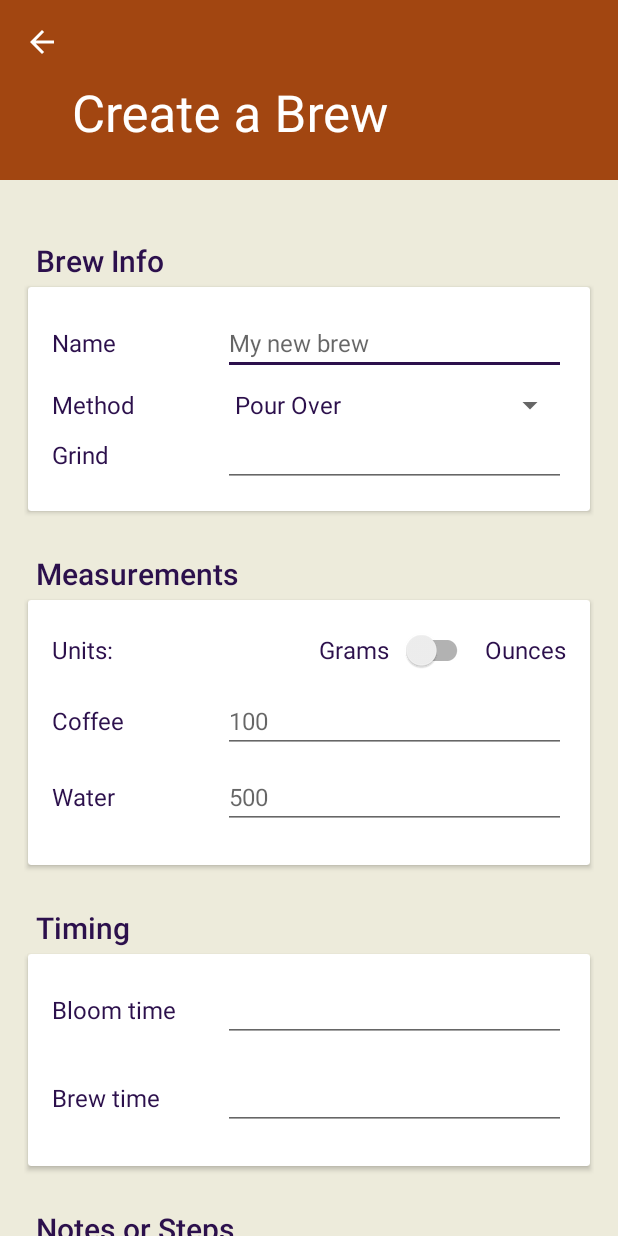
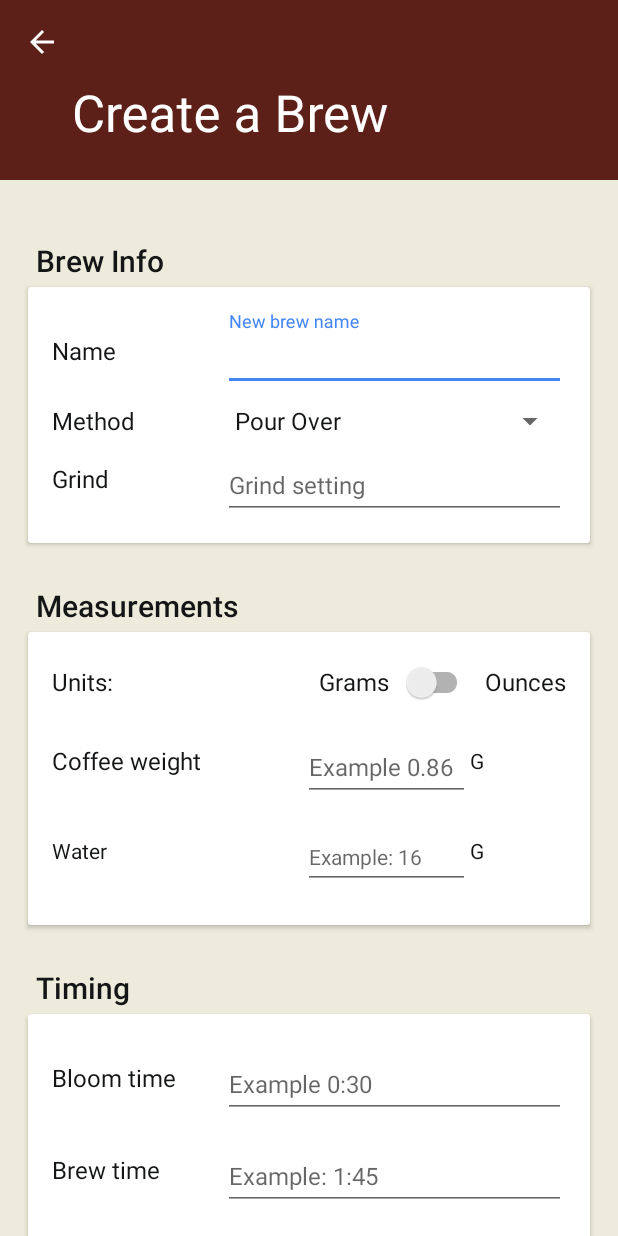
Before and after one commit to PeterEpsteen/CoffeeJournal, an Android app: the AddBrew screen opened directly, with no data from a screen before it, on a phone screen of 412 x 824 dp. Run offline under Robolectric (Android 15) with nearby library versions, the phone set to English and light mode, and no system bars.

Commit message:
Testing icons

```diff
--- a/app/build.gradle
+++ b/app/build.gradle
@@ -10,6 +10,7 @@ android {
         versionName "1.0"
         testInstrumentationRunner "android.support.test.runner.AndroidJUnitRunner"
         vectorDrawables.useSupportLibrary = true
+
     }
     buildTypes {
         release {
--- a/app/src/main/java/com/example/peter/coffeejournal/AddBrew.java
+++ b/app/src/main/java/com/example/peter/coffeejournal/AddBrew.java
@@ -2,6 +2,8 @@ package com.example.peter.coffeejournal;
 
 import android.content.Context;
 import android.content.Intent;
+import android.support.design.widget.TextInputLayout;
+import android.support.v4.widget.NestedScrollView;
 import android.support.v7.app.ActionBar;
 import android.support.v7.app.AppCompatActivity;
 import android.os.Bundle;
@@ -10,13 +12,18 @@ import android.util.Log;
 import android.view.Gravity;
 import android.view.View;
 import android.view.ViewGroup;
+import android.view.inputmethod.InputMethodManager;
 import android.widget.AdapterView;
 import android.widget.ArrayAdapter;
 import android.widget.Button;
+import android.widget.CompoundButton;
 import android.widget.EditText;
 import android.widget.Spinner;
+import android.widget.TextView;
 import android.widget.Toast;
 import android.widget.Toolbar;
+
+import org.w3c.dom.Text;
 
 public class AddBrew extends AppCompatActivity implements View.OnClickListener {
 
@@ -25,6 +32,21 @@ public class AddBrew extends AppCompatActivity implements View.OnClickListener {
     int ratio, brewTime, bloomTime, metric, icon;
     DBOperator db;
     double waterUnits, coffeeUnits;
+    SwitchCompat metricEdit;
+    TextView dynamicWaterUnitsTv, dynamicCoffeeUnitsTv;
+    NestedScrollView nsv;
+    EditText nameEdit;
+    EditText grindEdit;
+    EditText notesEdit;
+    EditText coffeeEdit;
+    EditText waterEdit;
+    EditText brewTimeEdit;
+    EditText bloomTimeEdit;
+    TextInputLayout nameTI;
+    TextInputLayout coffeeWeightTI;
+    TextInputLayout waterWeightTI;
+    TextView nameTextView;
+
 
     @Override
     protected void onCreate(Bundle savedInstanceState) {
@@ -41,8 +63,41 @@ public class AddBrew extends AppCompatActivity implements View.OnClickListener {
         getSupportActionBar().setDisplayHomeAsUpEnabled(true);
         getSupportActionBar().setDisplayShowHomeEnabled(true);
 
+        nsv = findViewById(R.id.nested_scrollview);
         Button btn = findViewById(R.id.add_brew_button);
         btn.setOnClickListener(this);
+
+        //Initialize all settings for BrewRecipe obj
+        //Get all edit texts
+         nameEdit = findViewById(R.id.recipe_name_edit);
+         grindEdit = findViewById(R.id.grind_edit);
+         notesEdit = findViewById(R.id.notes_edit);
+         coffeeEdit = findViewById(R.id.coffee_amount_edit);
+         waterEdit = findViewById(R.id.water_amount_edit);
+         brewTimeEdit = findViewById(R.id.brew_time_edit);
+         bloomTimeEdit = findViewById(R.id.bloom_time_edit);
+         nameTI = findViewById(R.id.name_text_input_layout);
+         coffeeWeightTI = findViewById(R.id.coffee_weight_textinput);
+         waterWeightTI = findViewById(R.id.water_weight_textinput);
+        nameTextView = findViewById(R.id.recipe_name_tv);
+
+         dynamicWaterUnitsTv = findViewById(R.id.dynamic_water_units_text_view);
+        dynamicCoffeeUnitsTv = findViewById(R.id.dynamic_coffee_units_text_view);
+        metricEdit = findViewById(R.id.metric_edit);
+        metricEdit.setOnCheckedChangeListener(new CompoundButton.OnCheckedChangeListener() {
+            @Override
+            public void onCheckedChanged(CompoundButton buttonView, boolean isChecked) {
+                if (isChecked) {
+                    dynamicCoffeeUnitsTv.setText("Oz");
+                    dynamicWaterUnitsTv.setText("Oz");
+                }
+
+                else {
+                    dynamicWaterUnitsTv.setText("G");
+                    dynamicCoffeeUnitsTv.setText("G");
+                }
+            }
+        });
 
         Spinner spinner = findViewById(R.id.brew_method_spinner);
 // Create an ArrayAdapter using the string array and a default spinner layout
@@ -69,16 +124,8 @@ public class AddBrew extends AppCompatActivity implements View.OnClickListener {
 
     @Override
     public void onClick(View v) {
-        //Initialize all settings for BrewRecipe obj
-        //Get all edit texts
-        EditText nameEdit = findViewById(R.id.recipe_name_edit);
-        EditText grindEdit = findViewById(R.id.grind_edit);
-        EditText notesEdit = findViewById(R.id.notes_edit);
-        SwitchCompat metricEdit = findViewById(R.id.metric_edit);
-        EditText coffeeEdit = findViewById(R.id.coffee_amount_edit);
-        EditText waterEdit = findViewById(R.id.water_amount_edit);
-        EditText brewTimeEdit = findViewById(R.id.brew_time_edit);
-        EditText bloomTimeEdit = findViewById(R.id.bloom_time_edit);
+
+
 
         Context context = getApplicationContext();
         int duration = Toast.LENGTH_LONG;
@@ -86,9 +133,18 @@ public class AddBrew extends AppCompatActivity implements View.OnClickListener {
         name = nameEdit.getText().toString();
 
         if(name.equals("")) {
-            CharSequence text = "Please enter a valid brew name.";
-            Toast toast = Toast.makeText(context, text, duration);
-            toast.show();
+            //Request focus to text view and pop keyboard up
+            nsv.scrollTo(0,0);
+            nameEdit.requestFocus();
+            nameTI.setError("Brew name required!");
+            nameEdit.postDelayed(new Runnable() {
+                @Override
+                public void run() {
+                    InputMethodManager keyboard = (InputMethodManager)
+                            getSystemService(Context.INPUT_METHOD_SERVICE);
+                    keyboard.showSoftInput(nameEdit, 0);
+                }
+            },200);
         }
         else {
             //Spinner selection is handled in onItemSelected above
@@ -101,15 +157,29 @@ public class AddBrew extends AppCompatActivity implements View.OnClickListener {
             String coffeeUnitsString = coffeeEdit.getText().toString();
             String waterUnitsString = waterEdit.getText().toString();
             if(coffeeUnitsString.equals("")) {
-                CharSequence text = "Please enter amount of coffee.";
-                Toast toast = Toast.makeText(context, text, duration);
-                toast.show();
+                coffeeWeightTI.setError("Coffee weight required!");
+                coffeeEdit.requestFocus();
+                coffeeEdit.postDelayed(new Runnable() {
+                    @Override
+                    public void run() {
+                        InputMethodManager keyboard = (InputMethodManager)
+                                getSystemService(Context.INPUT_METHOD_SERVICE);
+                        keyboard.showSoftInput(coffeeEdit, 0);
+                    }
+                },200);
                 return;
             }
             if(waterUnitsString.equals("")) {
-                CharSequence text = "Please enter amount of water.";
-                Toast toast = Toast.makeText(context, text, duration);
-                toast.show();
+                waterEdit.requestFocus();
+                waterWeightTI.setError("Water weight required!");
+                waterEdit.postDelayed(new Runnable() {
+                    @Override
+                    public void run() {
+                        InputMethodManager keyboard = (InputMethodManager)
+                                getSystemService(Context.INPUT_METHOD_SERVICE);
+                        keyboard.showSoftInput(waterEdit, 0);
+                    }
+                },200);
                 return;
             }
 
@@ -117,6 +187,7 @@ public class AddBrew extends AppCompatActivity implements View.OnClickListener {
             waterUnits = Double.parseDouble(waterEdit.getText().toString());
             brewTime = 0;
             String timeString = brewTimeEdit.getText().toString();
+
             if(!timeString.equals("")) {
                 String[] array1 = timeString.split(":");
                 if (array1.length > 1 && !array1[0].equals("")) {
--- a/app/src/main/java/com/example/peter/coffeejournal/BrewRecipe.java
+++ b/app/src/main/java/com/example/peter/coffeejournal/BrewRecipe.java
@@ -70,10 +70,10 @@ public class BrewRecipe {
     public int getIcon() {
         switch (brewMethod) {
             case "Pour Over":
-                icon = R.drawable.pour_over;
+                icon = R.drawable.pour_over_circle;
                 break;
             case "French Press":
-                icon = R.drawable.french_press;
+                icon = R.drawable.french_press_circle;
                 break;
             case "Chemex":
                 icon = R.drawable.chemex;
@@ -88,7 +88,7 @@ public class BrewRecipe {
                 icon = R.drawable.moka;
                 break;
             default:
-                icon = R.drawable.pour_over;
+                icon = R.drawable.pour_over_circle;
                 break;
 
         }
--- a/app/src/main/res/layout/activity_add_brew.xml
+++ b/app/src/main/res/layout/activity_add_brew.xml
@@ -47,6 +47,7 @@
         android:layout_weight="1"
         app:layout_behavior="@string/appbar_scrolling_view_behavior"
         android:clipToPadding="false"
+        android:id="@+id/nested_scrollview"
         >
 
     <LinearLayout
@@ -79,7 +80,8 @@
             <LinearLayout
                 android:layout_width="match_parent"
                 android:layout_height="wrap_content"
-                android:orientation="horizontal">
+                android:orientation="horizontal"
+                android:gravity="center">
 
                 <TextView
                     android:id="@+id/recipe_name_tv"
@@ -88,18 +90,27 @@
                     android:layout_weight="1"
                     android:layout_height="wrap_content"
                     android:text= "Name"
-
                     />
 
+                <android.support.design.widget.TextInputLayout
+                    android:layout_width="0dp"
+                    android:layout_weight="2"
+                    android:layout_height="wrap_content"
+                    android:id="@+id/name_text_input_layout">
                     <EditText
                         android:id="@+id/recipe_name_edit"
                         style="@style/TextAppearance.AppCompat.Subhead"
-                    android:layout_width="0dp"
-                    android:layout_weight="2"
+                        android:layout_width="match_parent"
                         android:layout_height="wrap_content"
-                    android:hint="My new brew"
+                        android:hint="New brew name"
                         android:inputType="text"
                         android:singleLine="true" />
+
+
+                </android.support.design.widget.TextInputLayout>
+
+
+
             </LinearLayout>
 
             <LinearLayout
@@ -130,7 +141,8 @@
                 <LinearLayout
                     android:layout_width="match_parent"
                     android:layout_height="wrap_content"
-                    android:orientation="horizontal">
+                    android:orientation="horizontal"
+                    android:gravity="center">
                     <TextView
                         android:id="@+id/grind_tv"
                         style="@style/TextAppearance.AppCompat.Subhead"
@@ -139,14 +151,24 @@
                         android:layout_height="wrap_content"
                         android:text="Grind" />
 
+                    <android.support.design.widget.TextInputLayout
+                        android:layout_width="0dp"
+                        android:layout_height="wrap_content"
+                        android:layout_weight="2"
+                        android:id="@+id/grind_setting_textinput">
+
                         <EditText
                             android:id="@+id/grind_edit"
                             style="@style/TextAppearance.AppCompat.Subhead"
-                        android:layout_width="0dp"
-                        android:layout_weight="2"
+                            android:layout_width="match_parent"
                             android:layout_height="wrap_content"
                             android:inputType="text"
-                        android:singleLine="true" />
+                            android:singleLine="true"
+                            android:hint="Grind setting"/>
+
+
+                    </android.support.design.widget.TextInputLayout>
+
 
                 </LinearLayout>
 
@@ -223,7 +245,7 @@
                     android:layout_height="wrap_content"
                     android:orientation="horizontal"
                     android:layout_marginBottom="8dp"
-                    android:gravity="end">
+                    android:gravity="center">
 
 
 
@@ -231,20 +253,34 @@
                         android:id="@+id/coffee_units_text_view"
                         style="@style/TextAppearance.AppCompat.Subhead"
                         android:layout_width="0dp"
-                        android:layout_weight="1"
+                        android:layout_weight="3"
                         android:layout_height="wrap_content"
-                        android:text="Coffee" />
+                        android:text="Coffee weight" />
 
 
+                    <android.support.design.widget.TextInputLayout
+                        android:layout_width="0dp"
+                        android:layout_weight="2"
+                        android:layout_height="wrap_content"
+                        android:id="@+id/coffee_weight_textinput">
                     <EditText
                         android:id="@+id/coffee_amount_edit"
                         style="@style/TextAppearance.AppCompat.Subhead"
+                        android:layout_width="match_parent"
+                        android:layout_height="wrap_content"
+                        android:hint="Example 0.86"
+                        android:inputType="numberDecimal"
+                        android:singleLine="true" />
+
+                    </android.support.design.widget.TextInputLayout>
+                    <TextView
                         android:layout_width="0dp"
-                        android:layout_weight="2"
+                        android:layout_weight="1"
                         android:layout_height="wrap_content"
-                        android:hint="100"
-                        android:inputType="number"
-                        android:singleLine="true" />
+                        style="@style/TextAppearance.AppCompat.Body1"
+                        android:layout_marginRight="8dp"
+                        android:id="@+id/dynamic_coffee_units_text_view"
+                        android:text="G"/>
 
                 </LinearLayout>
 
@@ -253,25 +289,44 @@
                     android:layout_height="wrap_content"
                     android:orientation="horizontal"
                     android:layout_marginBottom="8dp"
+                    android:gravity="center"
                     >
                     <TextView
                         android:id="@+id/water_units_text_view"
-                        style="@style/TextAppearance.AppCompat.Subhead"
+                        style="@style/TextAppearance.AppCompat.Body1"
                         android:layout_width="0dp"
                         android:layout_height="wrap_content"
-                        android:layout_weight="1"
+                        android:layout_weight="3"
                         android:text="Water" />
 
 
-                    <EditText
-                        android:id="@+id/water_amount_edit"
-                        style="@style/TextAppearance.AppCompat.Subhead"
+                    <android.support.design.widget.TextInputLayout
                         android:layout_width="0dp"
                         android:layout_weight="2"
                         android:layout_height="wrap_content"
-                        android:inputType="number"
-                        android:hint="500"
+                        android:id="@+id/water_weight_textinput">
+                    <EditText
+                        android:id="@+id/water_amount_edit"
+                        style="@style/TextAppearance.AppCompat.Body1"
+                        android:layout_width="match_parent"
+                        android:layout_height="wrap_content"
+                        android:inputType="numberDecimal"
+                        android:hint="Example: 16"
                         android:singleLine="true" />
+
+
+                    </android.support.design.widget.TextInputLayout>
+
+                    <TextView
+                        android:layout_width="0dp"
+                        android:layout_weight="1"
+                        android:layout_height="wrap_content"
+                        style="@style/TextAppearance.AppCompat.Body1"
+                        android:layout_marginRight="8dp"
+                        android:id="@+id/dynamic_water_units_text_view"
+                        android:text="G"/>
+
+
 
                 </LinearLayout>
 
@@ -307,7 +362,7 @@
                     android:layout_height="wrap_content"
                     android:orientation="horizontal"
                     android:layout_marginBottom="8dp"
-                    android:gravity="end">
+                    android:gravity="center">
                     <TextView
                         android:id="@+id/bloom_time_tv"
                         style="@style/TextAppearance.AppCompat.Subhead"
@@ -315,35 +370,33 @@
                         android:layout_weight="1"
                         android:layout_height="wrap_content"
                         android:text="Bloom time" />
+
+                    <android.support.design.widget.TextInputLayout
+                        android:layout_width="0dp"
+                        android:layout_weight="2"
+                        android:layout_height="wrap_content"
+                        android:id="@+id/bloom_time_textinput">
                         <EditText
                             android:id="@+id/bloom_time_edit"
                             style="@style/TextAppearance.AppCompat.Subhead"
-                        android:layout_width="0dp"
-                        android:layout_weight="2"
+                            android:layout_width="match_parent"
                             android:layout_height="wrap_content"
                             android:inputType="time"
+                            android:hint="Example 0:30"
                             android:singleLine="true" />
 
+
+                    </android.support.design.widget.TextInputLayout>
+
                 </LinearLayout>
+
 
                 <LinearLayout
                     android:layout_width="match_parent"
                     android:layout_height="wrap_content"
                     android:orientation="horizontal"
                     android:layout_marginBottom="8dp"
-                    android:gravity="end">
-
-
-
-
-
-                </LinearLayout>
-
-                <LinearLayout
-                    android:layout_width="match_parent"
-                    android:layout_height="wrap_content"
-                    android:orientation="horizontal"
-                    android:layout_marginBottom="8dp"
+                    android:gravity="center"
                     >
 
                     <TextView
@@ -354,15 +407,21 @@
                         android:layout_height="wrap_content"
                         android:text="Brew time" />
 
+                    <android.support.design.widget.TextInputLayout
+                        android:layout_width="0dp"
+                        android:layout_weight="2"
+                        android:layout_height="wrap_content"
+                        android:id="@+id/brew_time_textinput">
+
                     <EditText
                         android:id="@+id/brew_time_edit"
                         style="@style/TextAppearance.AppCompat.Subhead"
-                        android:layout_width="0dp"
-                        android:layout_weight="2"
+                        android:layout_width="match_parent"
                         android:layout_height="wrap_content"
                         android:inputType="time"
+                        android:hint="Example: 1:45"
                         android:singleLine="true" />
-
+                    </android.support.design.widget.TextInputLayout>
 
                 </LinearLayout>
 
@@ -410,8 +469,11 @@
         <Button
             android:id="@+id/add_brew_button"
             style="@style/TextAppearance.AppCompat.Button"
-            android:layout_width="200dp"
-            android:layout_height="wrap_content"
+            android:layout_width="match_parent"
+            android:layout_weight="1"
+            android:layout_marginRight="64dp"
+            android:layout_marginLeft="64dp"
+            android:layout_height="72dp"
             android:layout_gravity="center"
             android:layout_margin="16dp"
             android:backgroundTint="@color/colorAccent"
--- a/app/src/main/res/layout/fragment_brew.xml
+++ b/app/src/main/res/layout/fragment_brew.xml
@@ -21,7 +21,7 @@
             android:background="@color/backgroundColorBeige"
             android:elevation="@dimen/cardview_default_radius"
             style="@style/TextAppearance.AppCompat.Display1"
-            android:textColor="@color/colorAccent"
+            android:textColor="@color/colorTextDark"
             android:id="@+id/pick_brew_tv"
             />
 
@@ -33,7 +33,8 @@
         android:numColumns="1"
         android:horizontalSpacing="16dp"
         android:verticalSpacing="8dp"
-        android:padding="24dp"
+        android:layout_marginBottom="56dp"
+        android:padding="16dp"
         android:clipToPadding="false"
 >
 
--- a/app/src/main/res/layout/roast_fragment.xml
+++ b/app/src/main/res/layout/roast_fragment.xml
@@ -29,7 +29,7 @@
             android:id="@+id/roast_list_view"
             android:clipToPadding="false"
             android:layout_gravity="fill_vertical"
-            android:padding="24dp"
+            android:padding="16dp"
             android:divider="@null"
             android:layout_marginBottom="56dp"
            />
--- a/app/src/main/res/values/colors.xml
+++ b/app/src/main/res/values/colors.xml
@@ -1,11 +1,11 @@
 <?xml version="1.0" encoding="utf-8"?>
 <resources>
-    <color name="colorPrimary">#A24611</color>
-    <color name="colorPrimaryDark">#4E342E</color>
-    <color name="colorAccent">#2C104C</color>
-    <color name="colorBackground">#9c786c</color>
+    <color name="colorPrimary">#5C2018</color>
+    <color name="colorPrimaryDark">#5F2018</color>
+    <color name="colorAccent">#4285F4</color>
+    <color name="colorBackground">#f3e0dc</color>
     <color name="colorForeground">#ececec</color>
-    <color name="colorTextDark">#2C104C</color>
+    <color name="colorTextDark">#131516</color>
     <color name="colorTextLight">#adadad</color>
     <color name="backgroundDefaultWhite">#FBFBF8</color>
     <color name="backgroundColorBeige">#edebdb</color>
--- a/app/src/main/res/values/styles.xml
+++ b/app/src/main/res/values/styles.xml
@@ -11,8 +11,8 @@
         <item name="android:colorBackground">@color/backgroundColorBeige</item>
         <item name="android:windowBackground">@color/backgroundColorBeige</item>
         <item name="windowNoTitle">true</item>
-        <item name="android:textColorPrimary">@color/colorAccent</item>
-        <item name="android:textColorPrimaryInverse">@color/colorAccent</item>
+        <item name="android:textColorPrimary">@color/colorTextDark</item>
+        <item name="android:textColorPrimaryInverse">@color/colorTextDark</item>
     </style>
 
     <style name="AppTheme.NoActionBar" parent="Theme.AppCompat.Light.NoActionBar">
```
Also changed, not shown: app/src/main/res/layout/brew_grid_item.xml (+7 -6 lines), app/src/main/res/drawable/french_press_circle.png (added), app/src/main/res/drawable/pour_over.png (deleted), app/src/main/res/drawable/pour_over_circle.png (added). Lines whose indentation alone changed are shown as unchanged.
